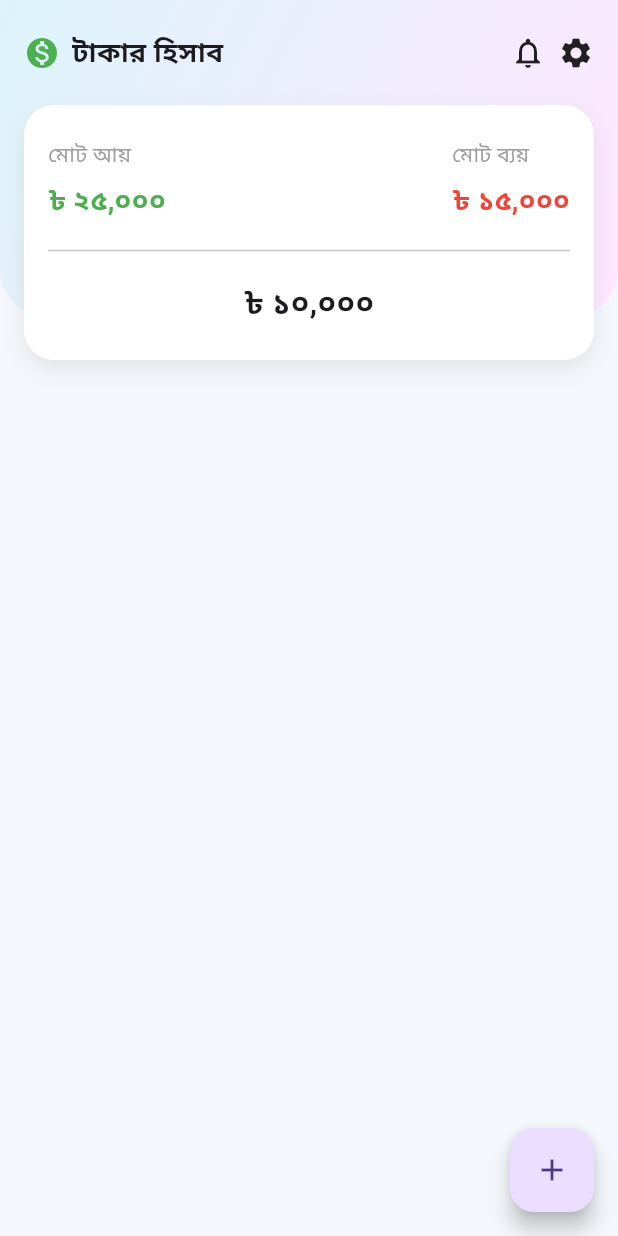
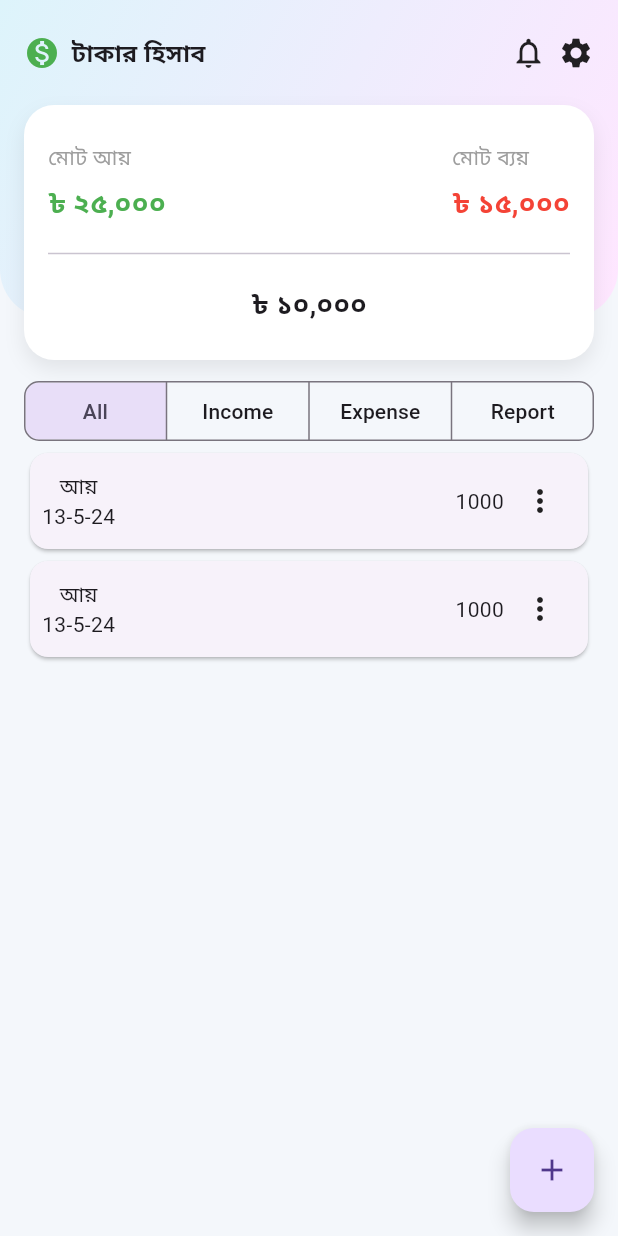
Before and after one commit to SourovDV/money_traker, a Flutter app: the screen it shows after launch, on a phone screen of 412 x 824 dp. Run offline on Flutter 3.47's test engine with Material 3 defaults, Android fonts, the phone set to English and light mode, and no system bars; our stand-ins replace flutter_screenutil, get.

Commit message:
design part has finished

```diff
--- a/lib/apps.dart
+++ b/lib/apps.dart
@@ -14,6 +14,7 @@ class MyApp extends StatelessWidget {
       splitScreenMode: true,
       builder: (_,child){
         return GetMaterialApp(
+          theme: ThemeData(useMaterial3: true),
           debugShowCheckedModeBanner: false,
           initialRoute:AppRoutes.initialRoute,
           getPages:AppRoutes.routes,
--- a/lib/modules/screen/bottom_sheet/bottom_binding.dart
+++ b/lib/modules/screen/bottom_sheet/bottom_binding.dart
@@ -0,0 +1,10 @@
+import 'package:get/get.dart';
+import 'package:money_traker/modules/screen/bottom_sheet/bottom_controller.dart';
+
+class BottomBinding extends Bindings{
+  @override
+  void dependencies() {
+    Get.put(BottomController());
+  }
+
+}
--- a/lib/modules/screen/bottom_sheet/bottom_controller.dart
+++ b/lib/modules/screen/bottom_sheet/bottom_controller.dart
@@ -0,0 +1,5 @@
+import 'package:get/get.dart';
+enum Track {income , expense}
+class BottomController extends GetxController{
+  var trackView = Track.income.obs;
+}
--- a/lib/modules/screen/home/home_controller.dart
+++ b/lib/modules/screen/home/home_controller.dart
@@ -1,7 +1,13 @@
 import 'package:get/get.dart';
-
+import 'package:money_traker/routes/app_pages.dart';
+enum Calender { all, income,expense,report}
 class HomeController extends GetxController{
    final double part1Height = 70;
    final double part2Height = 170;
+   var calenderView = Calender.all.obs;
+
+   void addItems(){
+     Get.toNamed(AppPages.bottomSheetView);
+   }
 
 }
--- a/lib/modules/screen/home/home_view.dart
+++ b/lib/modules/screen/home/home_view.dart
@@ -1,14 +1,12 @@
 import 'package:flutter/material.dart';
+import 'package:flutter_screenutil/flutter_screenutil.dart';
 import 'package:get/get.dart';
 import 'package:money_traker/core/utils/appColor/app_color.dart';
 import 'package:money_traker/modules/screen/home/home_controller.dart';
 import 'package:money_traker/modules/widgets/money_item.dart';
 
-import '../bottom_sheet/bottom_view.dart';
-
 class HomeView extends GetView<HomeController> {
   const HomeView({super.key});
-
 
   @override
   Widget build(BuildContext context) {
@@ -17,14 +15,94 @@ class HomeView extends GetView<HomeController> {
       body: SafeArea(
         child: Stack(
           children: [
-            Container(
-              height:controller.part1Height + (controller.part2Height / 1.2),
-              decoration:  BoxDecoration(
+            buildContainer(),
+            Padding(
+              padding: const EdgeInsets.symmetric(horizontal: 16),
+              child: Column(
+                children: [
+                  _partOne(),
+                  _partTwo(),
+                  SizedBox(height: 10),
+                  _buildObx(),
+                  Expanded(
+                    child: ListView.builder(
+                      itemCount: 2,
+                      itemBuilder: (context, index) {
+                        return Card(
+                          child: Padding(
+                            padding: const EdgeInsets.all(8.0),
+                            child: Row(
+                              mainAxisAlignment: MainAxisAlignment.spaceBetween,
+                              children: [
+                                Column(children: [Text("আয়"), Text("13-5-24")]),
+                                Row(
+                                  children: [
+                                    Text("1000"),
+                                    PopupMenuButton<String>(
+                                      onSelected: (value) {},
+                                      itemBuilder: (_) =>
+                                      [
+                                        const PopupMenuItem(
+                                          value: 'edit',
+                                          child: Text('Edit'),
+                                        ),
+                                        const PopupMenuItem(
+                                          value: 'delete',
+                                          child: Text('Delete'),
+                                        ),
+                                      ],
+                                    ),
+                                  ],
+                                ),
+                              ],
+                            ),
+                          ),
+                        );
+                      },
+                    ),
+                  ),
+                ],
+              ),
+            ),
+          ],
+        ),
+      ),
+      floatingActionButton: FloatingActionButton(onPressed: (){controller.addItems();},child: Icon(Icons.add),),
+    );
+  }
+
+  Obx _buildObx() {
+    return Obx(() {
+      return SizedBox(
+        width: double.infinity,
+        child: SegmentedButton<Calender>(
+          segments: [
+            ButtonSegment(value: Calender.all, label: Text("All")),
+            ButtonSegment(value: Calender.income, label: Text("Income")),
+            ButtonSegment(value: Calender.expense, label: Text("Expense")),
+            ButtonSegment(value: Calender.report, label: Text("Report")),
+          ],
+          selected: {controller.calenderView.value},
+          onSelectionChanged: (value) {
+            controller.calenderView.value = value.first;
+          },
+          showSelectedIcon: false,
+          style: SegmentedButton.styleFrom(
+            shape: RoundedRectangleBorder(
+              borderRadius: BorderRadius.all(Radius.circular(10)),
+            ),
+          ),
+        ),
+      );
+    });
+  }
+
+  Container buildContainer() {
+    return Container(
+      height: controller.part1Height + (controller.part2Height / 1.2),
+      decoration: BoxDecoration(
         gradient: LinearGradient(
-                  colors: [
-                    AppColors.primaryColor,
-                    AppColors.onPrimaryColor
-                  ],
+          colors: [AppColors.primaryColor, AppColors.onPrimaryColor],
           begin: Alignment.topLeft,
           end: Alignment.bottomRight,
         ),
@@ -33,23 +111,9 @@ class HomeView extends GetView<HomeController> {
           bottomRight: Radius.circular(32),
         ),
       ),
-            ),
-            Padding(
-              padding: const EdgeInsets.symmetric(horizontal: 16),
-              child: Column(
-                children: [
-                  _partOne(),
-                  _partTwo(),
-                ],
-              ),
-            ),
-          ],
-        ),
-      ),
-      floatingActionButton: BottomSheetView(),
-
     );
   }
+
   Container _partTwo() {
     return Container(
       height: controller.part2Height,
@@ -60,19 +124,16 @@ class HomeView extends GetView<HomeController> {
         boxShadow: [
           BoxShadow(
             color: AppColors.blackColor.withOpacity(0.08),
-                        blurRadius: 12,
+            blurRadius: 12.r,
             offset: const Offset(0, 6),
-                      )
+          ),
         ],
       ),
       child: Column(
-                    mainAxisAlignment:
-                    MainAxisAlignment.center,
-                    children: const [
-
+        mainAxisAlignment: MainAxisAlignment.center,
+        children: [
           Row(
-                        mainAxisAlignment:
-                        MainAxisAlignment.spaceBetween,
+            mainAxisAlignment: MainAxisAlignment.spaceBetween,
             children: [
               MoneyItem(
                 title: "মোট আয়",
@@ -87,49 +148,42 @@ class HomeView extends GetView<HomeController> {
             ],
           ),
 
-                      SizedBox(height: 12),
-                      Divider(),
-                      SizedBox(height: 12),
-
+          Padding(
+            padding: EdgeInsets.symmetric(vertical: 12),
+            child: Divider(),
+          ),
           Text(
             "৳ ১০,০০০",
-                        style: TextStyle(
-                          fontSize: 20,
-                          fontWeight: FontWeight.bold,
-                        ),
+            style: TextStyle(fontSize: 20.sp, fontWeight: FontWeight.bold),
           ),
         ],
       ),
     );
   }
+
   SizedBox _partOne() {
     return SizedBox(
       height: controller.part1Height,
       child: Row(
-                    mainAxisAlignment:
-                    MainAxisAlignment.spaceBetween,
+        mainAxisAlignment: MainAxisAlignment.spaceBetween,
         children: [
           Row(
-                        children: const [
-                          Icon(Icons.monetization_on,
-                              color: Colors.green),
-                          SizedBox(width: 8),
+            children: [
+              Icon(Icons.monetization_on, color: Colors.green),
+              SizedBox(width: 8.w),
               Text(
                 "টাকার হিসাব",
-                            style: TextStyle(
-                              fontSize: 18,
-                              fontWeight: FontWeight.w600,
-                            ),
+                style: TextStyle(fontSize: 18.sp, fontWeight: FontWeight.w600),
               ),
             ],
           ),
           Row(
-                        children: const [
+            children: [
               Icon(Icons.notifications_none),
-                          SizedBox(width: 8),
+              SizedBox(width: 8.w),
               Icon(Icons.settings),
             ],
-                      )
+          ),
         ],
       ),
     );
--- a/lib/routes/app_pages.dart
+++ b/lib/routes/app_pages.dart
@@ -1,4 +1,4 @@
 class AppPages{
   static final String home = '/';
-
+  static final String bottomSheetView = "/bottomSheetView";
 }
--- a/lib/routes/app_routes.dart
+++ b/lib/routes/app_routes.dart
@@ -1,4 +1,6 @@
 import 'package:get/get.dart';
+import 'package:money_traker/modules/screen/bottom_sheet/bottom_binding.dart';
+import 'package:money_traker/modules/screen/bottom_sheet/bottom_view.dart';
 import 'package:money_traker/modules/screen/home/home_binding.dart';
 import 'package:money_traker/modules/screen/home/home_view.dart';
 import 'package:money_traker/routes/app_pages.dart';
@@ -7,6 +9,7 @@ class AppRoutes{
   static final String initialRoute= AppPages.home;
 
   static final List<GetPage> routes = [
-    GetPage(name:AppPages.home, page:()=>HomeView(),binding: HomeBindings())
+    GetPage(name:AppPages.home, page:()=>HomeView(),binding: HomeBindings()),
+    GetPage(name: AppPages.bottomSheetView, page: ()=>BottomSheetView(),binding: BottomBinding())
   ];
 }
--- a/pubspec.yaml
+++ b/pubspec.yaml
@@ -36,6 +36,8 @@ dependencies:
   cupertino_icons: ^1.0.8
   get: ^4.7.3
   flutter_screenutil: ^5.9.3
+  path: ^1.9.1
+  sqflite: ^2.4.2
 
 dev_dependencies:
   flutter_test:
```
Also changed, not shown: lib/modules/screen/bottom_sheet/bottom_view.dart (+79 -42 lines), lib/modules/helper/db_controller/db_controller.dart (added), pubspec.lock. Lines whose indentation alone changed are shown as unchanged.
